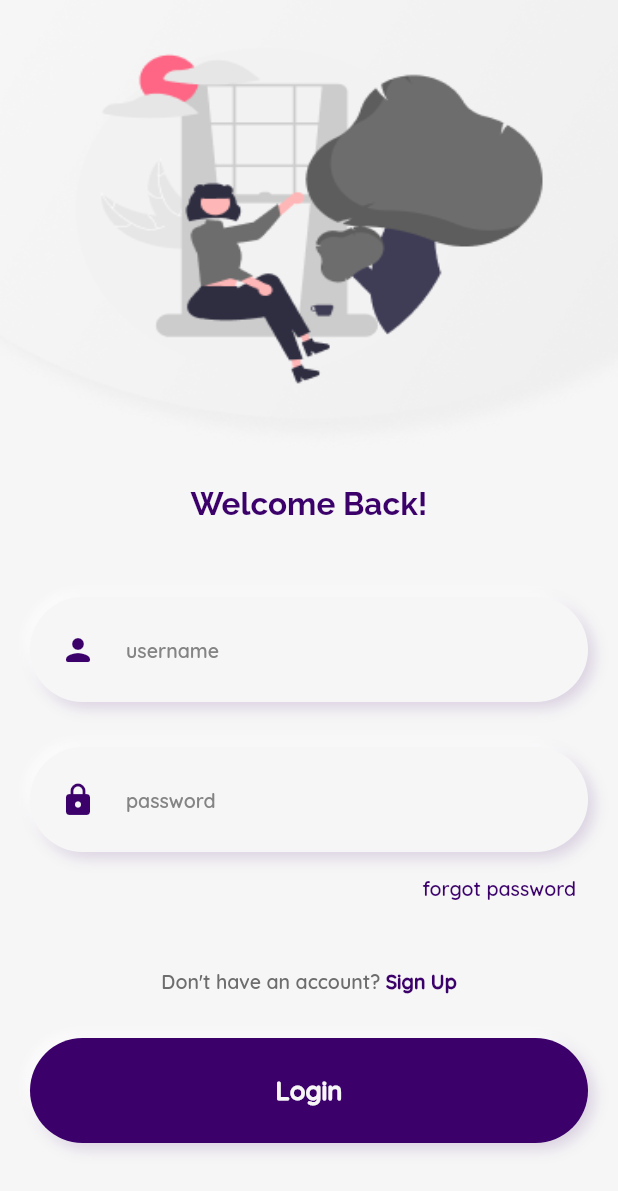
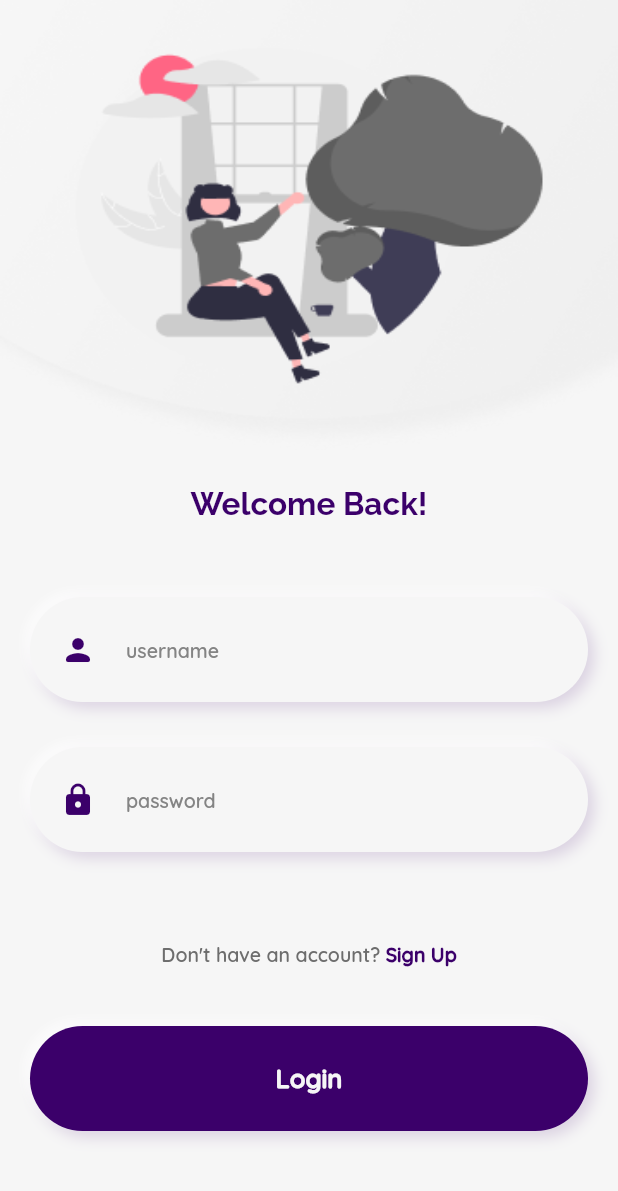
Before and after one commit to poorvasha/cloud-contacts, a Flutter app: the screen it shows after launch, on a phone screen of 412 x 824 dp. Shown: the top 1191 px of the screen. Run offline on Flutter 3.47's test engine with Material 2 defaults, Android fonts, the phone set to English and light mode, and no system bars; our stand-ins replace flutter_secure_storage, flutter_speed_dial.

Commit message:
hide keyboard onclicking outside of the textfield

```diff
--- a/lib/screens/startup_screens/login_screen.dart
+++ b/lib/screens/startup_screens/login_screen.dart
@@ -17,7 +17,11 @@ class LoginScreen extends StatefulWidget {
 class _LoginScreenState extends State<LoginScreen> {
   @override
   Widget build(BuildContext context) {
-    return Scaffold(
+    return GestureDetector(
+      onTap: (() {
+         FocusScope.of(context).unfocus();
+      }),
+      child: Scaffold(
         backgroundColor: Theme.of(context).backgroundColor,
         body: Stack(
           children: [
@@ -45,17 +49,7 @@ class _LoginScreenState extends State<LoginScreen> {
                       InputFields(inputFields: AppInputDatas.loginInputData),
                       // #endregion
 
-                    // #region content "forgot password"
-                    Container(
-                      alignment: Alignment.centerRight,
-                      child: TextButton(
-                        onPressed: () {},
-                        child: Text('forgot password',
-                            style: AppTextStyles.mediumContentStyle.copyWith(
-                                color: Theme.of(context).primaryColor)),
-                      ),
-                    ),
-                    const SizedBox(height: 30),
+                      const SizedBox(height: 60),
                       // #endregion
 
                       // #region content "sign up"
@@ -71,7 +65,7 @@ class _LoginScreenState extends State<LoginScreen> {
                                   color: Theme.of(context).primaryColor)),
                         ]),
                       ),
-                    const SizedBox(height: 30),
+                      const SizedBox(height: 40),
                       // #endregion
 
                       // #region Login Button
@@ -101,6 +95,7 @@ class _LoginScreenState extends State<LoginScreen> {
             // #endregion
           ],
         ),
+      ),
     );
   }
 
```
Also changed, not shown: lib/screens/startup_screens/sign_up_screen.dart (+6 -1 lines), lib/utils/modals.dart (+8 -3 lines). Lines whose indentation alone changed are shown as unchanged.
